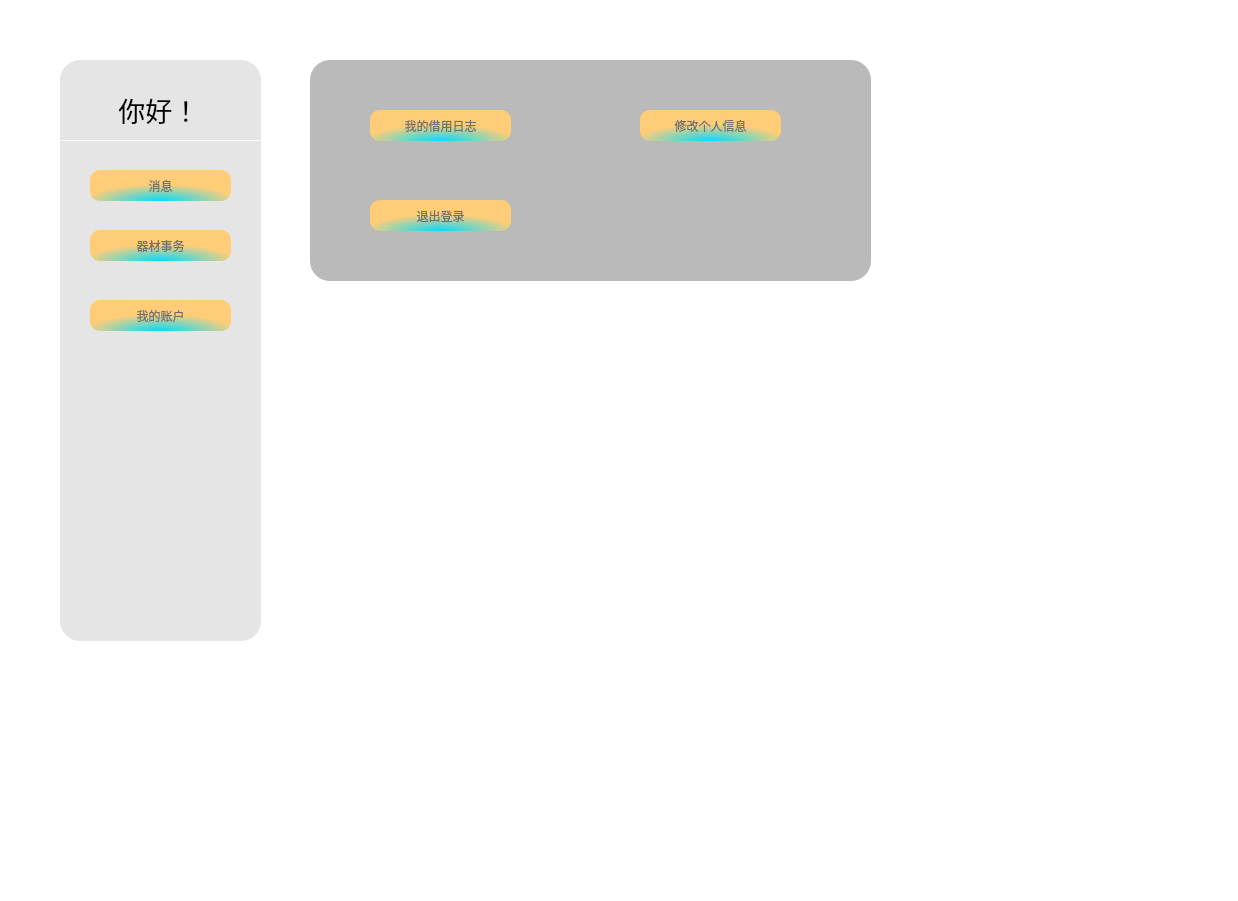
Old version of the form view/homepage/studenthomepage.ui in the repository JunWang666/LabNexus.
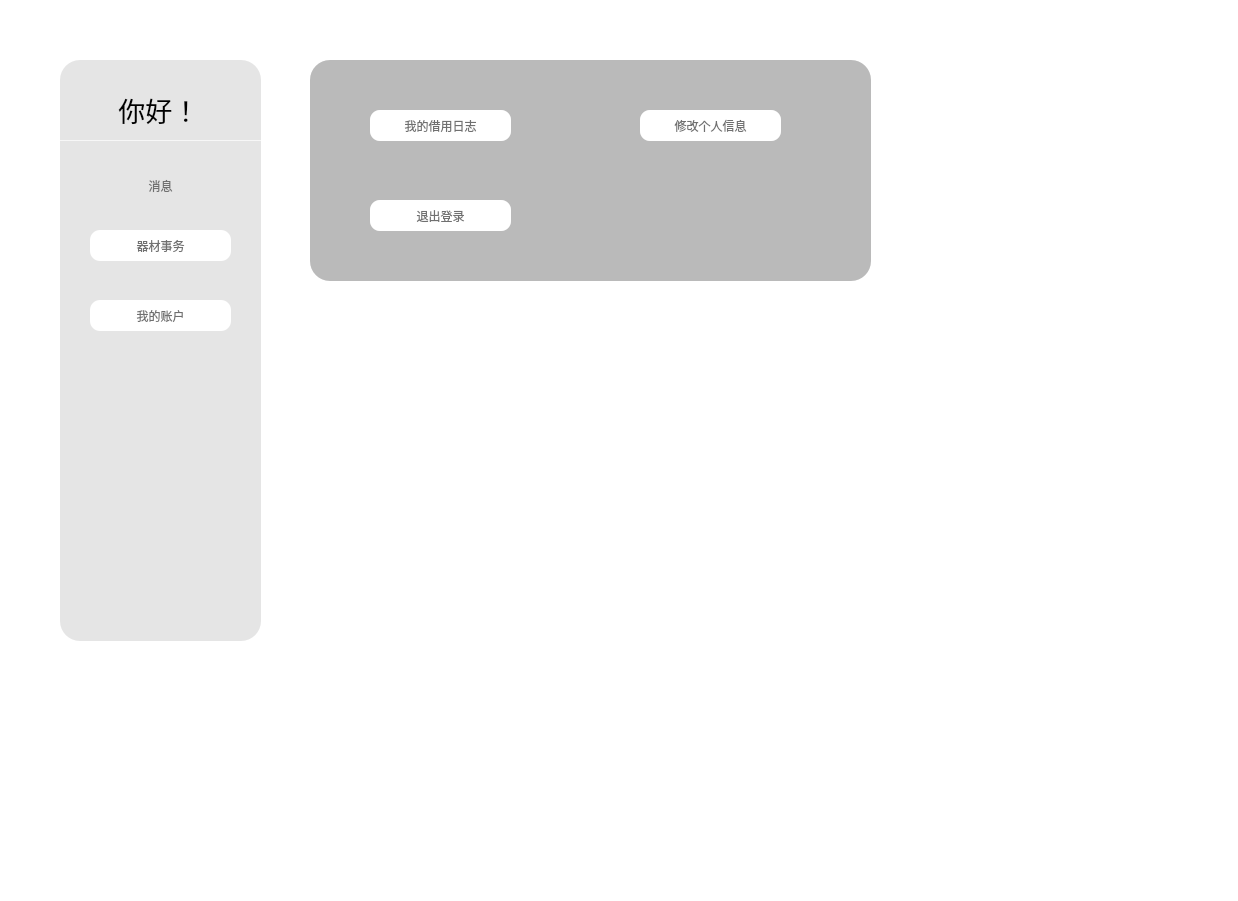
New version of the form. Icons and pictures are not drawn.

```diff
--- a/view/homepage/studenthomepage.ui
+++ b/view/homepage/studenthomepage.ui
@@ -15,95 +15,102 @@
   </property>
   <property name="styleSheet">
    <string notr="true">*{
-	background-color: rgb(255, 255, 255);
-}
+                background-color: rgb(255, 255, 255);
+                }
 
-QFrame#frame{
-border-radius:30px;
-	background-image: url(:/User_Page.jpg);
-border-repeat: no-repeat;
-    border-position: center;
+                QFrame#frame{
+                border-radius:30px;
+                background-image: url(:/User_Page.jpg);
+                border-repeat: no-repeat;
+                border-position: center;
 
-}
+                }
 
-#frame_2{
-	background-color: rgba(89, 89, 89, 40);
-border-radius:20px;
-}
+                #frame_2{
+                background-color: rgba(89, 89, 89, 40);
+                border-radius:20px;
+                }
 
-#welcomeLabel{
-	background-color: rgba(255, 255, 255, 0);
-border-bottom:1px solid rgba(255, 255, 255, 180);
-}
-QPushButton#messageButton{
-	background-color: rgba(255, 255, 255, 0);
-outline:none;
-}
+                #welcomeLabel{
+                background-color: rgba(255, 255, 255, 0);
+                border-bottom:1px solid rgba(255, 255, 255, 180);
+                }
+                QPushButton#messageButton{
+                background-color: rgba(255, 255, 255, 0);
+                outline:none;
+                }
 
-#frame_3{
-	background-color: rgba(89, 89, 89, 60);
-border-radius:20px;
-}
-#frame_4{
-background-color: rgba(89, 89, 89, 60);
-border-radius:20px;
-}
+                #frame_3{
+                background-color: rgba(89, 89, 89, 60);
+                border-radius:20px;
+                }
+                #frame_4{
+                background-color: rgba(89, 89, 89, 60);
+                border-radius:20px;
+                }
 
-QPushButton{
-border-radius:10px;
-    
-    background-color: qradialgradient(spread:pad, cx:0.5, cy:1, radius:0.538, fx:0.496955, fy:1, stop:0 rgba(0, 220, 255, 255), stop:1 rgba(255, 205, 120, 255));
-    font:700 20pt &quot;Microsoft YaHei UI&quot;;
-    color: rgb(112, 112, 112);
-border:none;
-outline:none;
-}
+                QPushButton{
+                border-radius:10px;
 
-QPushButton#messageButton{
+                background-color: qradialgradient(spread:pad, cx:0.5, cy:1, radius:0.538, fx:0.496955, fy:1, stop:0
+                rgba(0, 220, 255, 255), stop:1 rgba(255, 205, 120, 255));
+                font:700 20pt &quot;Microsoft YaHei UI&quot;;
+                color: rgb(112, 112, 112);
+                border:none;
+                outline:none;
+                }
 
-border-radius:10px;
-    background-color: qradialgradient(spread:pad, cx:0.5, cy:1, radius:0.538, fx:0.496955, fy:1, stop:0 rgba(0, 220, 255, 255), stop:1 rgba(255, 205, 120, 255));
-    font:700 20pt &quot;Microsoft YaHei UI&quot;;
-    color: rgb(112, 112, 112);
-border:none;
-outline:none;
-}
+                QPushButton#messageButton{
 
+                border-radius:10px;
+                background-color: qradialgradient(spread:pad, cx:0.5, cy:1, radius:0.538, fx:0.496955, fy:1, stop:0
+                rgba(0, 220, 255, 255), stop:1 rgba(255, 205, 120, 255));
+                font:700 20pt &quot;Microsoft YaHei UI&quot;;
+                color: rgb(112, 112, 112);
+                border:none;
+                outline:none;
+                }
 
-QPushButton:hover{
-border-radius:10px;
-    background-color: qradialgradient(spread:pad, cx:0.5, cy:1, radius:0.538, fx:0.5, fy:0.5, stop:0 rgba(0, 220, 255, 255), stop:1 rgba(255, 205, 120, 255));
-    font: 20pt &quot;Microsoft YaHei UI&quot;;
-border:none;
-outline:none;
-}
-QPushButton:pressed{
-border-radius:10px;
-    border:none;
-    background-color: qradialgradient(spread:pad, cx:0.506, cy:0.9375, radius:0.538, fx:0.5, fy:0.5, stop:0 rgba(0, 220, 255, 255), stop:1 rgba(255, 189, 78, 255));
-padding-top:5px;
-padding-left:5px;
-outline:none;
 
-    font: 20pt &quot;Microsoft YaHei UI&quot;;
-}
-QPushButton#messageButton:hover{
-border-radius:10px;
-    background-color: qradialgradient(spread:pad, cx:0.5, cy:1, radius:0.538, fx:0.5, fy:0.5, stop:0 rgba(0, 220, 255, 255), stop:1 rgba(255, 205, 120, 255));
-    font: 20pt &quot;Microsoft YaHei UI&quot;;
-border:none;
-outline:none;
-}
-QPushButton#messageButton:pressed{
-border-radius:10px;
-    
-    background-color: qradialgradient(spread:pad, cx:0.506, cy:0.9375, radius:0.538, fx:0.5, fy:0.5, stop:0 rgba(0, 220, 255, 255), stop:1 rgba(255, 189, 78, 255));
-padding-top:5px;
-padding-left:5px;
-border:none;
-outline:none;
-    font: 20pt &quot;Microsoft YaHei UI&quot;;
-}</string>
+                QPushButton:hover{
+                border-radius:10px;
+                background-color: qradialgradient(spread:pad, cx:0.5, cy:1, radius:0.538, fx:0.5, fy:0.5, stop:0 rgba(0,
+                220, 255, 255), stop:1 rgba(255, 205, 120, 255));
+                font: 20pt &quot;Microsoft YaHei UI&quot;;
+                border:none;
+                outline:none;
+                }
+                QPushButton:pressed{
+                border-radius:10px;
+                border:none;
+                background-color: qradialgradient(spread:pad, cx:0.506, cy:0.9375, radius:0.538, fx:0.5, fy:0.5, stop:0
+                rgba(0, 220, 255, 255), stop:1 rgba(255, 189, 78, 255));
+                padding-top:5px;
+                padding-left:5px;
+                outline:none;
+
+                font: 20pt &quot;Microsoft YaHei UI&quot;;
+                }
+                QPushButton#messageButton:hover{
+                border-radius:10px;
+                background-color: qradialgradient(spread:pad, cx:0.5, cy:1, radius:0.538, fx:0.5, fy:0.5, stop:0 rgba(0,
+                220, 255, 255), stop:1 rgba(255, 205, 120, 255));
+                font: 20pt &quot;Microsoft YaHei UI&quot;;
+                border:none;
+                outline:none;
+                }
+                QPushButton#messageButton:pressed{
+                border-radius:10px;
+
+                background-color: qradialgradient(spread:pad, cx:0.506, cy:0.9375, radius:0.538, fx:0.5, fy:0.5, stop:0
+                rgba(0, 220, 255, 255), stop:1 rgba(255, 189, 78, 255));
+                padding-top:5px;
+                padding-left:5px;
+                border:none;
+                outline:none;
+                font: 20pt &quot;Microsoft YaHei UI&quot;;
+                }
+            </string>
   </property>
   <widget class="QFrame" name="frame">
    <property name="geometry">
@@ -146,7 +153,7 @@
      </property>
      <property name="text">
       <string>&lt;html&gt;&lt;head/&gt;&lt;body&gt;&lt;p align=&quot;center&quot;&gt;&lt;span style=&quot;
-                        font-size:20pt;&quot;&gt;你好！&lt;/span&gt;&lt;/p&gt;&lt;/body&gt;&lt;/html&gt;
+                            font-size:20pt;&quot;&gt;你好！&lt;/span&gt;&lt;/p&gt;&lt;/body&gt;&lt;/html&gt;
                     </string>
      </property>
     </widget>
```
Lines whose indentation alone changed are shown as unchanged.
